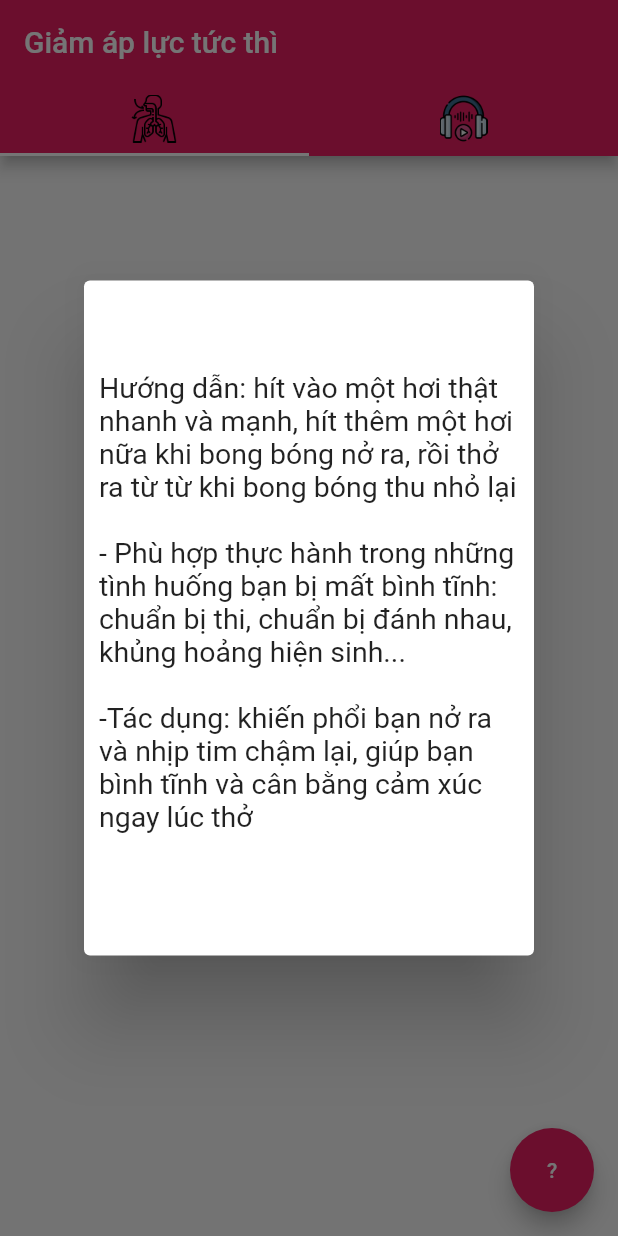
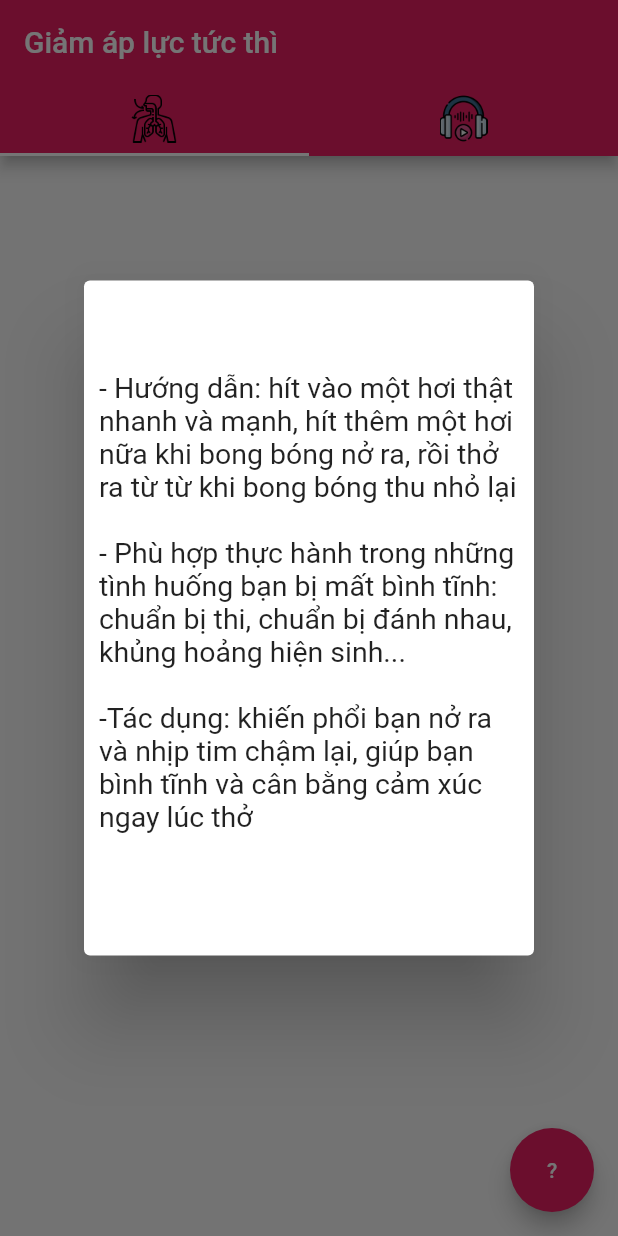
Before and after one commit to thivux/cp22_stress, a Flutter app: the screen it shows after launch, after a tap on an icon or button, on a phone screen of 412 x 824 dp. Run offline on Flutter 3.47's test engine with Material 2 defaults, Android fonts, the phone set to English and light mode, and no system bars; our stand-ins replace audioplayers.

Commit message:
fix content not displayed

```diff
--- a/lib/nsdr.dart
+++ b/lib/nsdr.dart
@@ -85,7 +85,9 @@ class NSDRState extends State<NSDR> {
   Widget build(BuildContext context) {
     return Scaffold(
       // backgroundColor: Colors.blue[100],
-      body: Center(
+      body: Container(
+        height: 500,
+        width: 500,
         child: Column(
           mainAxisAlignment: MainAxisAlignment.start,
           children: [
--- a/lib/phy_sigh.dart
+++ b/lib/phy_sigh.dart
@@ -73,7 +73,7 @@ class BubbleState extends State<Bubble> with SingleTickerProviderStateMixin {
                 child: Container(
                   padding: EdgeInsets.all(10.0),
                   child: Text(
-                    '\nHướng dẫn: hít vào một hơi thật nhanh và mạnh, hít thêm một hơi nữa khi bong bóng nở ra, rồi thở ra từ từ khi bong bóng thu nhỏ lại\n'
+                    '\n- Hướng dẫn: hít vào một hơi thật nhanh và mạnh, hít thêm một hơi nữa khi bong bóng nở ra, rồi thở ra từ từ khi bong bóng thu nhỏ lại\n'
                     '\n- Phù hợp thực hành trong những tình huống bạn bị mất bình tĩnh: chuẩn bị thi, chuẩn bị đánh nhau, khủng hoảng hiện sinh...\n'
                     ' \n-Tác dụng: khiến phổi bạn nở ra và nhịp tim chậm lại, giúp bạn bình tĩnh và cân bằng cảm xúc ngay lúc thở \n\n',
                   // ' -Nguồn khoa học: https://scopeblog.stanford.edu/2020/10/07/how-stress-affects-your-brain-and-how-to-reverse-it/',
@@ -95,7 +95,10 @@ class BubbleState extends State<Bubble> with SingleTickerProviderStateMixin {
         animation: _controller,
         builder: (BuildContext context, _) {
           return Scaffold(
-            body: Column(
+            body: Container(
+              height: 500,
+              width: 500,
+              child: Column(
                 children: <Widget>[
                   CircleBox(marginAnimation: _marginAnimation),
                   ElevatedButton(
@@ -105,6 +108,7 @@ class BubbleState extends State<Bubble> with SingleTickerProviderStateMixin {
                       child: const Text('Bắt đầu'))
                 ],
                 mainAxisAlignment: MainAxisAlignment.start,
+              ),
             ),
             floatingActionButton: FloatingActionButton(
               onPressed: () {
```
Lines whose indentation alone changed are shown as unchanged.
